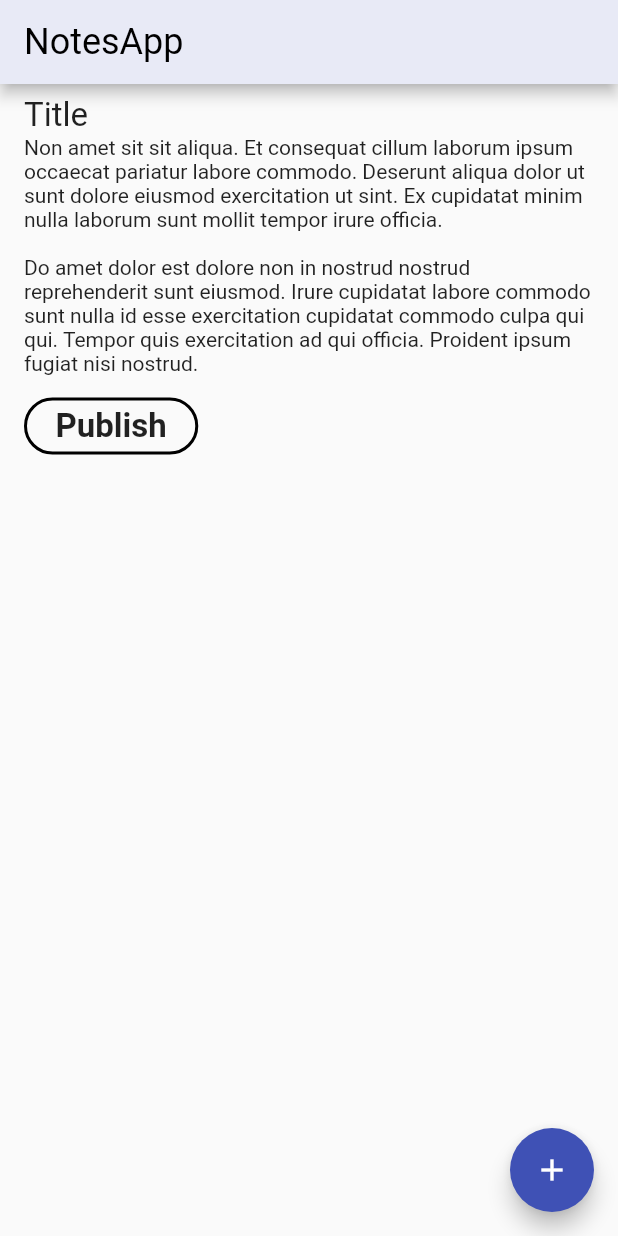
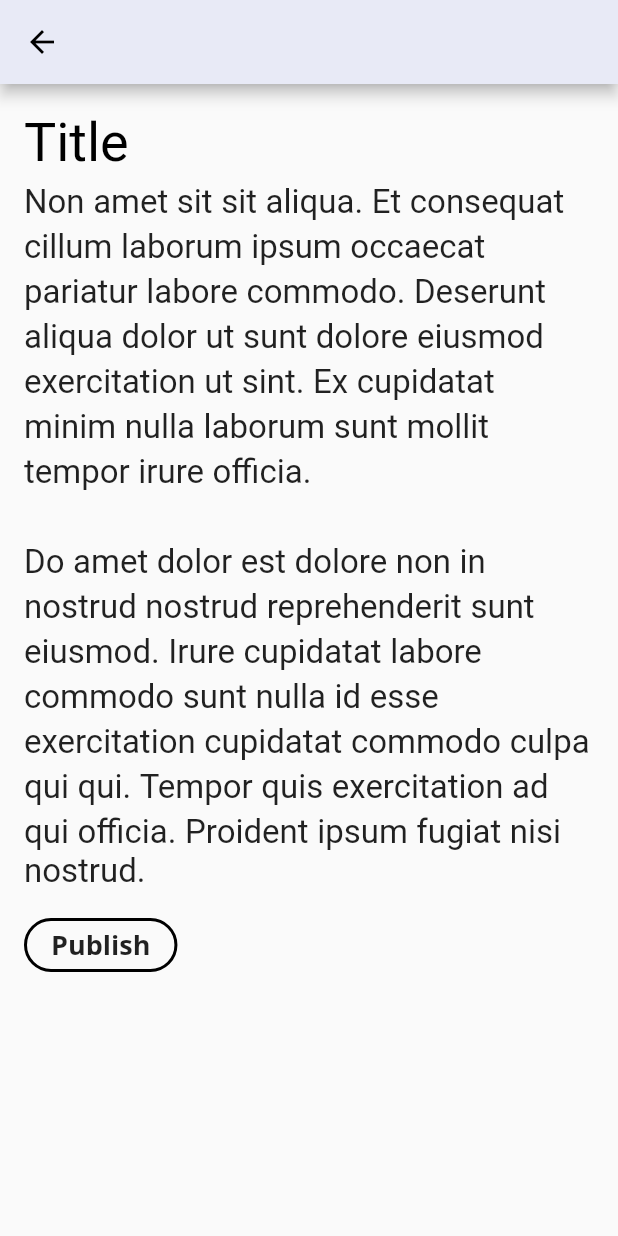
Before and after one commit to tusharsadhwani/notes, a Flutter app: the screen it shows after launch, after a tap on the "add" icon, on a phone screen of 412 x 824 dp. Run offline on Flutter 3.47's test engine with Material 2 defaults, Android fonts, the phone set to English and light mode, and no system bars; our stand-ins replace google_fonts; Roboto replaces fonts that are missing (Alegreya).

Commit message:
added notes screen

```diff
--- a/lib/main.dart
+++ b/lib/main.dart
@@ -1,5 +1,8 @@
 import 'package:flutter/material.dart';
 import 'package:google_fonts/google_fonts.dart';
+
+import 'screens/notes_screen.dart';
+import 'screens/new_note_screen.dart';
 
 void main() => runApp(MyApp());
 
@@ -27,73 +30,19 @@ class MyApp extends StatelessWidget {
           ),
           display2: TextStyle(
             fontFamily: GoogleFonts.alegreya().fontFamily,
-              color: Colors.black87,
-              fontSize: 36.0,
-              height: 1.5,
-            ),
-            button: TextStyle(
-              // fontFamily: GoogleFonts.openSans().fontFamily,
-              fontSize: 22.0,
-              fontWeight: FontWeight.bold,
-            )),
+            color: Colors.black,
+            fontSize: 36.0,
+            height: 1.5,
+          ),
+          button: TextStyle(
+            fontFamily: GoogleFonts.openSans().fontFamily,
+          ),
+        ),
       ),
-      home: MyHomePage(title: 'NotesApp'),
+      home: NotesScreen(title: 'NotesApp'),
+      routes: {
+        NewNoteScreen.routeName: (_) => NewNoteScreen(),
+      },
     );
   }
 }
-
-class MyHomePage extends StatefulWidget {
-  MyHomePage({Key key, this.title}) : super(key: key);
-
-  final String title;
-
-  @override
-  _MyHomePageState createState() => _MyHomePageState();
-}
-
-class _MyHomePageState extends State<MyHomePage> {
-  @override
-  Widget build(BuildContext context) {
-    return Scaffold(
-        appBar: AppBar(
-          title: Text(
-            widget.title,
-          ),
-        ),
-        body: Padding(
-          padding: const EdgeInsets.symmetric(horizontal: 16.0, vertical: 8.0),
-          child: Column(
-            crossAxisAlignment: CrossAxisAlignment.start,
-            children: [
-              Text(
-                'Title',
-                style: Theme.of(context).textTheme.display1,
-              ),
-              Text(
-                'Non amet sit sit aliqua. Et consequat cillum laborum ipsum occaecat pariatur labore commodo. Deserunt aliqua dolor ut sunt dolore eiusmod exercitation ut sint. Ex cupidatat minim nulla laborum sunt mollit tempor irure officia.\n\nDo amet dolor est dolore non in nostrud nostrud reprehenderit sunt eiusmod. Irure cupidatat labore commodo sunt nulla id esse exercitation cupidatat commodo culpa qui qui. Tempor quis exercitation ad qui officia. Proident ipsum fugiat nisi nostrud.',
-              ),
-              SizedBox(
-                height: 10.0,
-              ),
-              FlatButton(
-                child: Padding(
-                  padding: const EdgeInsets.symmetric(
-                    horizontal: 5.0,
-                    vertical: 6.0,
-                  ),
-                  child: Text("Publish"),
-                ),
-                shape: RoundedRectangleBorder(
-                    borderRadius: BorderRadius.circular(50),
-                    side: BorderSide(width: 2.0)),
-                onPressed: () {},
-              )
-            ],
-          ),
-        ),
-        floatingActionButton: FloatingActionButton(
-          onPressed: () {},
-          child: Icon(Icons.add),
-        ));
-  }
-}
--- /dev/null
+++ b/lib/screens/new_note_screen.dart
@@ -0,0 +1,55 @@
+import 'package:flutter/material.dart';
+
+class NewNoteScreen extends StatefulWidget {
+  static const routeName = '/newnote';
+
+  @override
+  _NewNoteScreenState createState() => _NewNoteScreenState();
+}
+
+class _NewNoteScreenState extends State<NewNoteScreen> {
+  @override
+  Widget build(BuildContext context) {
+    return Scaffold(
+      appBar: AppBar(),
+      body: Padding(
+        padding: const EdgeInsets.symmetric(horizontal: 16.0, vertical: 8.0),
+        child: Column(
+          crossAxisAlignment: CrossAxisAlignment.start,
+          children: [
+            Text(
+              'Title',
+              style: Theme.of(context).textTheme.display2,
+            ),
+            Text(
+              'Non amet sit sit aliqua. Et consequat cillum laborum ipsum occaecat pariatur labore commodo. Deserunt aliqua dolor ut sunt dolore eiusmod exercitation ut sint. Ex cupidatat minim nulla laborum sunt mollit tempor irure officia.\n\nDo amet dolor est dolore non in nostrud nostrud reprehenderit sunt eiusmod. Irure cupidatat labore commodo sunt nulla id esse exercitation cupidatat commodo culpa qui qui. Tempor quis exercitation ad qui officia. Proident ipsum fugiat nisi nostrud.',
+              style: Theme.of(context).textTheme.display1,
+            ),
+            SizedBox(
+              height: 12.0,
+            ),
+            FlatButton(
+              child: Padding(
+                padding: const EdgeInsets.symmetric(
+                  horizontal: 2.0,
+                  vertical: 4.0,
+                ),
+                child: Text(
+                  "Publish",
+                  style: TextStyle(
+                    fontSize: 18.0,
+                    fontWeight: FontWeight.bold,
+                  ),
+                ),
+              ),
+              shape: RoundedRectangleBorder(
+                  borderRadius: BorderRadius.circular(50),
+                  side: BorderSide(width: 2.0)),
+              onPressed: () {},
+            )
+          ],
+        ),
+      ),
+    );
+  }
+}
--- /dev/null
+++ b/lib/screens/notes_screen.dart
@@ -0,0 +1,32 @@
+import 'package:flutter/material.dart';
+
+import 'new_note_screen.dart';
+
+class NotesScreen extends StatefulWidget {
+  NotesScreen({Key key, @required this.title}) : super(key: key);
+
+  final String title;
+  @override
+  _NotesScreenState createState() => _NotesScreenState();
+}
+
+class _NotesScreenState extends State<NotesScreen> {
+  @override
+  Widget build(BuildContext context) {
+    return Scaffold(
+      appBar: AppBar(
+        title: Text(
+          widget.title,
+        ),
+      ),
+      body: Center(
+        child: Text('hello'),
+      ),
+      floatingActionButton: FloatingActionButton(
+        onPressed: () =>
+            Navigator.of(context).pushNamed(NewNoteScreen.routeName),
+        child: Icon(Icons.add),
+      ),
+    );
+  }
+}
```
